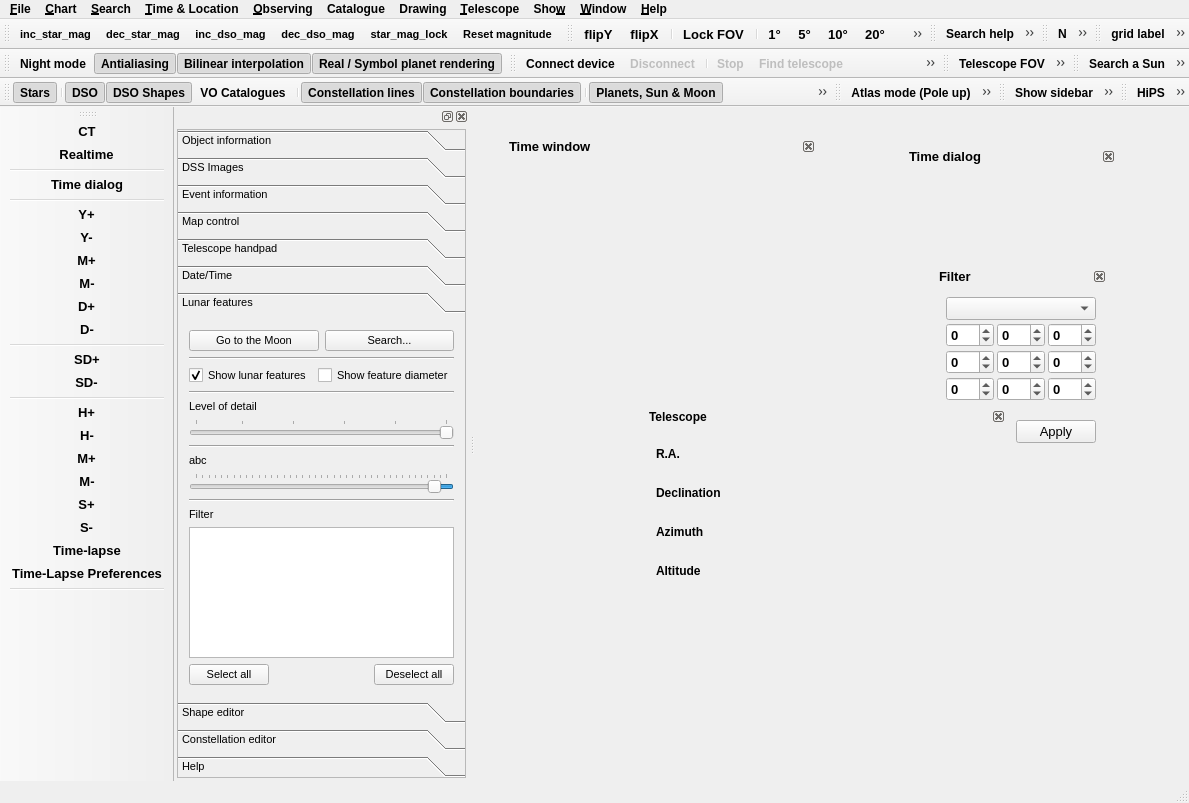
Above: mainwindow.ui from PavelMr/skytechx before the change. Below: the same form after it.
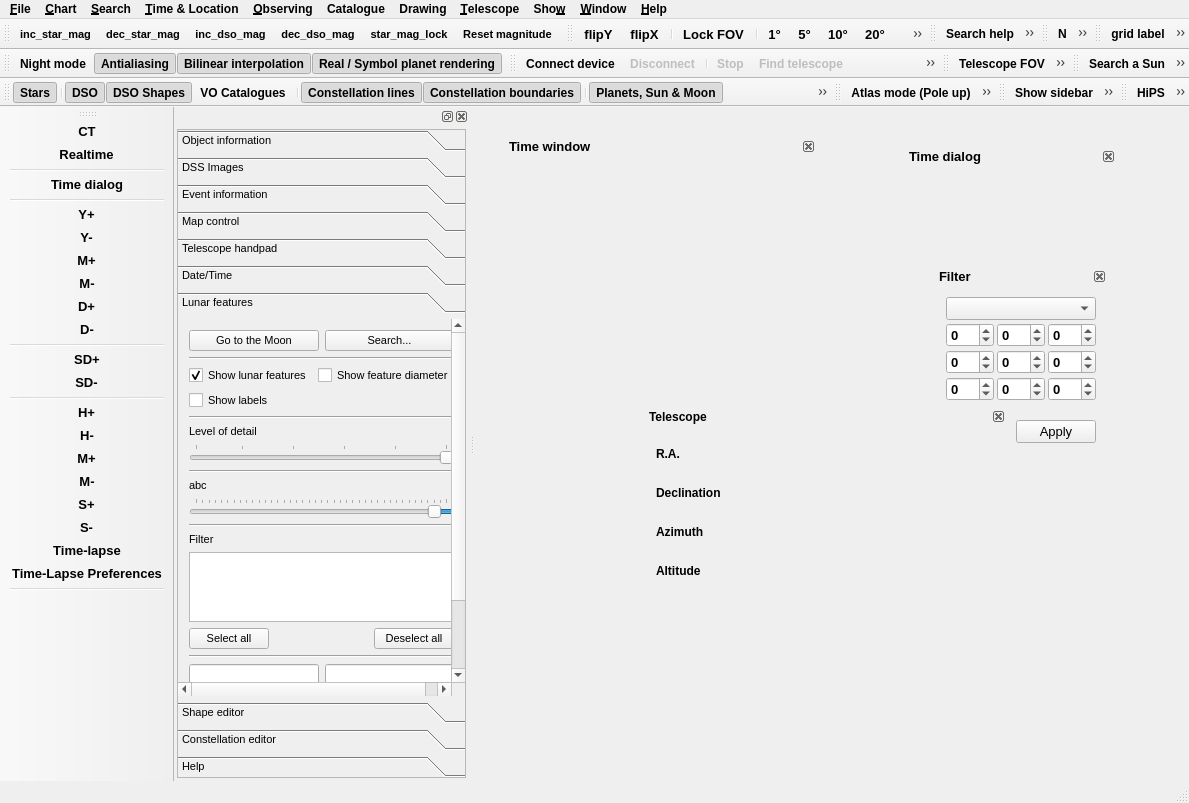
That is the form after the change. The open tabs and pages were chosen to show the change. Icons and pictures are not drawn. Custom widgets are drawn as their Qt base class.

Commit message: Fixed lunar topo. libration, new lunar features

Patch:
```diff
--- a/mainwindow.ui
+++ b/mainwindow.ui
@@ -3175,7 +3175,7 @@
           <x>0</x>
           <y>0</y>
           <width>279</width>
-          <height>360</height>
+          <height>468</height>
          </rect>
         </property>
         <attribute name="label">
@@ -3237,6 +3237,17 @@
            </item>
           </layout>
          </item>
+         <item>
+          <layout class="QHBoxLayout" name="horizontalLayout_21">
+           <item>
+            <widget class="QCheckBox" name="cb_lf_labels">
+             <property name="text">
+              <string>Show labels</string>
+             </property>
+            </widget>
+           </item>
+          </layout>
+         </item>
          <item>
           <widget class="Line" name="line_6">
            <property name="orientation">
@@ -3372,6 +3383,34 @@
            </item>
           </layout>
          </item>
+         <item>
+          <widget class="Line" name="line_23">
+           <property name="orientation">
+            <enum>Qt::Horizontal</enum>
+           </property>
+          </widget>
+         </item>
+         <item>
+          <layout class="QHBoxLayout" name="horizontalLayout_19">
+           <item>
+            <widget class="QLineEdit" name="le_lunar_pos_lon">
+             <property name="readOnly">
+              <bool>true</bool>
+             </property>
+            </widget>
+           </item>
+           <item>
+            <widget class="QLineEdit" name="le_lunar_pos_lat"/>
+           </item>
+          </layout>
+         </item>
+         <item>
+          <widget class="QTextEdit" name="te_lunar_text">
+           <property name="readOnly">
+            <bool>true</bool>
+           </property>
+          </widget>
+         </item>
         </layout>
        </widget>
        <widget class="QWidget" name="page_2">
```
Left out of the diff: 2 changed lines with no effect on the pictures. The commit also changes 24 other files.
